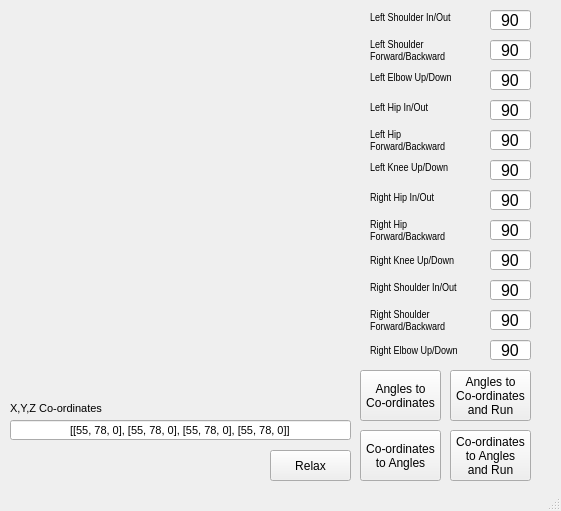
The window that AlexsDogPosToolui.ui (UEA-envsoft/FreenovePiRobotDog) describes before a commit, drawn with Qt 5.
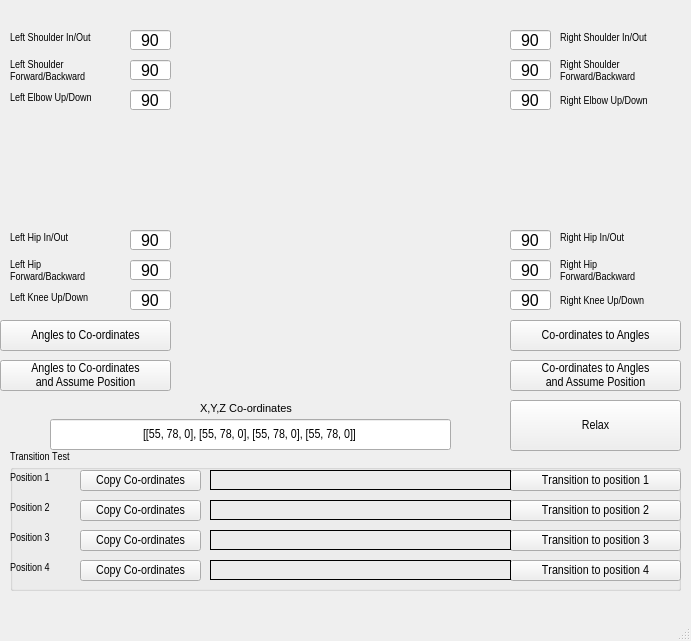
The same window after the commit. Icons and pictures are not drawn.

```diff
--- a/AlexsDogPosToolui.ui
+++ b/AlexsDogPosToolui.ui
@@ -6,8 +6,8 @@
    <rect>
     <x>0</x>
     <y>0</y>
-    <width>561</width>
-    <height>511</height>
+    <width>691</width>
+    <height>641</height>
    </rect>
   </property>
   <property name="windowTitle">
@@ -17,7 +17,7 @@
    <widget class="QLabel" name="label">
     <property name="geometry">
      <rect>
-      <x>20</x>
+      <x>180</x>
       <y>0</y>
       <width>341</width>
       <height>411</height>
@@ -33,8 +33,8 @@
    <widget class="QLabel" name="label_2">
     <property name="geometry">
      <rect>
-      <x>370</x>
-      <y>10</y>
+      <x>10</x>
+      <y>30</y>
       <width>121</width>
       <height>16</height>
      </rect>
@@ -52,8 +52,8 @@
    <widget class="QLineEdit" name="leftShoulderInOut">
     <property name="geometry">
      <rect>
-      <x>490</x>
-      <y>10</y>
+      <x>130</x>
+      <y>30</y>
       <width>41</width>
       <height>20</height>
      </rect>
@@ -74,8 +74,8 @@
    <widget class="QLabel" name="label_3">
     <property name="geometry">
      <rect>
-      <x>370</x>
-      <y>40</y>
+      <x>10</x>
+      <y>60</y>
       <width>121</width>
       <height>21</height>
      </rect>
@@ -94,8 +94,8 @@
    <widget class="QLineEdit" name="leftShoulderFB">
     <property name="geometry">
      <rect>
-      <x>490</x>
-      <y>40</y>
+      <x>130</x>
+      <y>60</y>
       <width>41</width>
       <height>20</height>
      </rect>
@@ -116,8 +116,8 @@
    <widget class="QLabel" name="label_4">
     <property name="geometry">
      <rect>
-      <x>370</x>
-      <y>70</y>
+      <x>10</x>
+      <y>90</y>
       <width>121</width>
       <height>16</height>
      </rect>
@@ -135,8 +135,8 @@
    <widget class="QLineEdit" name="leftElbowFB">
     <property name="geometry">
      <rect>
-      <x>490</x>
-      <y>70</y>
+      <x>130</x>
+      <y>90</y>
       <width>41</width>
       <height>20</height>
      </rect>
@@ -157,8 +157,8 @@
    <widget class="QLabel" name="label_5">
     <property name="geometry">
      <rect>
-      <x>370</x>
-      <y>130</y>
+      <x>10</x>
+      <y>260</y>
       <width>121</width>
       <height>21</height>
      </rect>
@@ -177,8 +177,8 @@
    <widget class="QLineEdit" name="leftKneeFB">
     <property name="geometry">
      <rect>
-      <x>490</x>
-      <y>160</y>
+      <x>130</x>
+      <y>290</y>
       <width>41</width>
       <height>20</height>
      </rect>
@@ -199,8 +199,8 @@
    <widget class="QLineEdit" name="leftHipFB">
     <property name="geometry">
      <rect>
-      <x>490</x>
-      <y>130</y>
+      <x>130</x>
+      <y>260</y>
       <width>41</width>
       <height>20</height>
      </rect>
@@ -221,8 +221,8 @@
    <widget class="QLabel" name="label_6">
     <property name="geometry">
      <rect>
-      <x>370</x>
-      <y>160</y>
+      <x>10</x>
+      <y>290</y>
       <width>121</width>
       <height>16</height>
      </rect>
@@ -240,8 +240,8 @@
    <widget class="QLabel" name="label_7">
     <property name="geometry">
      <rect>
-      <x>370</x>
-      <y>100</y>
+      <x>10</x>
+      <y>230</y>
       <width>121</width>
       <height>16</height>
      </rect>
@@ -259,8 +259,8 @@
    <widget class="QLineEdit" name="leftHipInOut">
     <property name="geometry">
      <rect>
-      <x>490</x>
-      <y>100</y>
+      <x>130</x>
+      <y>230</y>
       <width>41</width>
       <height>20</height>
      </rect>
@@ -281,8 +281,8 @@
    <widget class="QLineEdit" name="rightHipInOut">
     <property name="geometry">
      <rect>
-      <x>490</x>
-      <y>190</y>
+      <x>510</x>
+      <y>230</y>
       <width>41</width>
       <height>20</height>
      </rect>
@@ -303,8 +303,8 @@
    <widget class="QLineEdit" name="rightHipFB">
     <property name="geometry">
      <rect>
-      <x>490</x>
-      <y>220</y>
+      <x>510</x>
+      <y>260</y>
       <width>41</width>
       <height>20</height>
      </rect>
@@ -325,8 +325,8 @@
    <widget class="QLabel" name="label_8">
     <property name="geometry">
      <rect>
-      <x>370</x>
-      <y>250</y>
+      <x>560</x>
+      <y>290</y>
       <width>121</width>
       <height>21</height>
      </rect>
@@ -344,8 +344,8 @@
    <widget class="QLabel" name="label_9">
     <property name="geometry">
      <rect>
-      <x>370</x>
-      <y>190</y>
+      <x>560</x>
+      <y>230</y>
       <width>121</width>
       <height>16</height>
      </rect>
@@ -363,8 +363,8 @@
    <widget class="QLabel" name="label_10">
     <property name="geometry">
      <rect>
-      <x>370</x>
-      <y>220</y>
+      <x>560</x>
+      <y>260</y>
       <width>121</width>
       <height>21</height>
      </rect>
@@ -383,8 +383,8 @@
    <widget class="QLineEdit" name="rightKneeFB">
     <property name="geometry">
      <rect>
-      <x>490</x>
-      <y>250</y>
+      <x>510</x>
+      <y>290</y>
       <width>41</width>
       <height>20</height>
      </rect>
@@ -405,8 +405,8 @@
    <widget class="QLabel" name="label_11">
     <property name="geometry">
      <rect>
-      <x>370</x>
-      <y>310</y>
+      <x>560</x>
+      <y>60</y>
       <width>121</width>
       <height>21</height>
      </rect>
@@ -425,8 +425,8 @@
    <widget class="QLineEdit" name="rightElbowFB">
     <property name="geometry">
      <rect>
-      <x>490</x>
-      <y>340</y>
+      <x>510</x>
+      <y>90</y>
       <width>41</width>
       <height>20</height>
      </rect>
@@ -447,8 +447,8 @@
    <widget class="QLineEdit" name="rightShoulderFB">
     <property name="geometry">
      <rect>
-      <x>490</x>
-      <y>310</y>
+      <x>510</x>
+      <y>60</y>
       <width>41</width>
       <height>20</height>
      </rect>
@@ -469,8 +469,8 @@
    <widget class="QLabel" name="label_12">
     <property name="geometry">
      <rect>
-      <x>370</x>
-      <y>340</y>
+      <x>560</x>
+      <y>90</y>
       <width>121</width>
       <height>21</height>
      </rect>
@@ -488,8 +488,8 @@
    <widget class="QLabel" name="label_13">
     <property name="geometry">
      <rect>
-      <x>370</x>
-      <y>280</y>
+      <x>560</x>
+      <y>30</y>
       <width>121</width>
       <height>16</height>
      </rect>
@@ -507,8 +507,8 @@
    <widget class="QLineEdit" name="rightShoulderInOut">
     <property name="geometry">
      <rect>
-      <x>490</x>
-      <y>280</y>
+      <x>510</x>
+      <y>30</y>
       <width>41</width>
       <height>20</height>
      </rect>
@@ -529,45 +529,55 @@
    <widget class="QPushButton" name="angle2xyz">
     <property name="geometry">
      <rect>
-      <x>360</x>
-      <y>370</y>
-      <width>81</width>
-      <height>51</height>
+      <x>0</x>
+      <y>320</y>
+      <width>171</width>
+      <height>31</height>
      </rect>
     </property>
+    <property name="font">
+     <font>
+      <family>Arial Narrow</family>
+      <pointsize>10</pointsize>
+     </font>
+    </property>
     <property name="text">
-     <string>Angles to
-Co-ordinates</string>
+     <string>Angles to Co-ordinates</string>
     </property>
    </widget>
    <widget class="QPushButton" name="angle2xyzSend">
     <property name="geometry">
      <rect>
-      <x>450</x>
-      <y>370</y>
-      <width>81</width>
-      <height>51</height>
+      <x>0</x>
+      <y>360</y>
+      <width>171</width>
+      <height>31</height>
      </rect>
     </property>
+    <property name="font">
+     <font>
+      <family>Arial Narrow</family>
+      <pointsize>10</pointsize>
+     </font>
+    </property>
     <property name="text">
-     <string>Angles to
-Co-ordinates
-and Run</string>
+     <string>Angles to Co-ordinates
+and Assume Position</string>
     </property>
    </widget>
    <widget class="QLineEdit" name="co_ordSet">
     <property name="geometry">
      <rect>
-      <x>10</x>
-      <y>420</y>
-      <width>341</width>
-      <height>20</height>
+      <x>50</x>
+      <y>419</y>
+      <width>401</width>
+      <height>31</height>
      </rect>
     </property>
     <property name="font">
      <font>
-      <family>Arial</family>
-      <pointsize>8</pointsize>
+      <family>Arial Narrow</family>
+      <pointsize>10</pointsize>
      </font>
     </property>
     <property name="text">
@@ -580,7 +590,7 @@
    <widget class="QLabel" name="label_14">
     <property name="geometry">
      <rect>
-      <x>10</x>
+      <x>200</x>
       <y>400</y>
       <width>111</width>
       <height>16</height>
@@ -599,45 +609,414 @@
    <widget class="QPushButton" name="xyz2angle">
     <property name="geometry">
      <rect>
-      <x>360</x>
-      <y>430</y>
-      <width>81</width>
-      <height>51</height>
+      <x>510</x>
+      <y>320</y>
+      <width>171</width>
+      <height>31</height>
      </rect>
     </property>
+    <property name="font">
+     <font>
+      <family>Arial Narrow</family>
+      <pointsize>10</pointsize>
+     </font>
+    </property>
     <property name="text">
-     <string>Co-ordinates
-to Angles</string>
+     <string>Co-ordinates to Angles</string>
     </property>
    </widget>
    <widget class="QPushButton" name="xyz2angleSend">
     <property name="geometry">
      <rect>
-      <x>450</x>
-      <y>430</y>
-      <width>81</width>
-      <height>51</height>
+      <x>510</x>
+      <y>360</y>
+      <width>171</width>
+      <height>31</height>
      </rect>
     </property>
+    <property name="font">
+     <font>
+      <family>Arial Narrow</family>
+      <pointsize>10</pointsize>
+     </font>
+    </property>
     <property name="text">
-     <string>Co-ordinates
-to Angles
-and Run</string>
+     <string>Co-ordinates to Angles
+and Assume Position</string>
     </property>
    </widget>
    <widget class="QPushButton" name="relax">
     <property name="geometry">
      <rect>
-      <x>270</x>
-      <y>450</y>
-      <width>81</width>
-      <height>31</height>
+      <x>510</x>
+      <y>400</y>
+      <width>171</width>
+      <height>51</height>
      </rect>
     </property>
+    <property name="font">
+     <font>
+      <family>Arial Narrow</family>
+      <pointsize>10</pointsize>
+     </font>
+    </property>
     <property name="text">
      <string>Relax</string>
     </property>
    </widget>
+   <widget class="QGroupBox" name="groupBox">
+    <property name="geometry">
+     <rect>
+      <x>10</x>
+      <y>450</y>
+      <width>671</width>
+      <height>141</height>
+     </rect>
+    </property>
+    <property name="font">
+     <font>
+      <family>Arial Narrow</family>
+      <pointsize>8</pointsize>
+      <weight>50</weight>
+      <bold>false</bold>
+      <kerning>false</kerning>
+     </font>
+    </property>
+    <property name="title">
+     <string>Transition Test</string>
+    </property>
+    <property name="flat">
+     <bool>false</bool>
+    </property>
+    <widget class="QPushButton" name="btnTransitionTo1">
+     <property name="geometry">
+      <rect>
+       <x>500</x>
+       <y>20</y>
+       <width>171</width>
+       <height>21</height>
+      </rect>
+     </property>
+     <property name="font">
+      <font>
+       <family>Arial Narrow</family>
+       <pointsize>10</pointsize>
+      </font>
+     </property>
+     <property name="text">
+      <string>Transition to position 1</string>
+     </property>
+    </widget>
+    <widget class="QPushButton" name="btnCopyCoords1">
+     <property name="geometry">
+      <rect>
+       <x>70</x>
+       <y>20</y>
+       <width>121</width>
+       <height>21</height>
+      </rect>
+     </property>
+     <property name="font">
+      <font>
+       <family>Arial Narrow</family>
+       <pointsize>10</pointsize>
+      </font>
+     </property>
+     <property name="text">
+      <string>Copy Co-ordinates</string>
+     </property>
+    </widget>
+    <widget class="QLabel" name="label_15">
+     <property name="geometry">
+      <rect>
+       <x>0</x>
+       <y>20</y>
+       <width>61</width>
+       <height>16</height>
+      </rect>
+     </property>
+     <property name="font">
+      <font>
+       <family>Arial Narrow</family>
+       <pointsize>8</pointsize>
+      </font>
+     </property>
+     <property name="frameShape">
+      <enum>QFrame::NoFrame</enum>
+     </property>
+     <property name="text">
+      <string>Position 1</string>
+     </property>
+    </widget>
+    <widget class="QLabel" name="position1coords">
+     <property name="geometry">
+      <rect>
+       <x>200</x>
+       <y>20</y>
+       <width>301</width>
+       <height>20</height>
+      </rect>
+     </property>
+     <property name="font">
+      <font>
+       <family>Arial Narrow</family>
+       <pointsize>8</pointsize>
+      </font>
+     </property>
+     <property name="frameShape">
+      <enum>QFrame::Box</enum>
+     </property>
+     <property name="text">
+      <string/>
+     </property>
+    </widget>
+    <widget class="QPushButton" name="btnCopyCoords2">
+     <property name="geometry">
+      <rect>
+       <x>70</x>
+       <y>50</y>
+       <width>121</width>
+       <height>21</height>
+      </rect>
+     </property>
+     <property name="font">
+      <font>
+       <family>Arial Narrow</family>
+       <pointsize>10</pointsize>
+      </font>
+     </property>
+     <property name="text">
+      <string>Copy Co-ordinates</string>
+     </property>
+    </widget>
+    <widget class="QPushButton" name="btnTransitionTo2">
+     <property name="geometry">
+      <rect>
+       <x>500</x>
+       <y>50</y>
+       <width>171</width>
+       <height>21</height>
+      </rect>
+     </property>
+     <property name="font">
+      <font>
+       <family>Arial Narrow</family>
+       <pointsize>10</pointsize>
+      </font>
+     </property>
+     <property name="text">
+      <string>Transition to position 2</string>
+     </property>
+    </widget>
+    <widget class="QLabel" name="label_17">
+     <property name="geometry">
+      <rect>
+       <x>0</x>
+       <y>50</y>
+       <width>61</width>
+       <height>16</height>
+      </rect>
+     </property>
+     <property name="font">
+      <font>
+       <family>Arial Narrow</family>
+       <pointsize>8</pointsize>
+      </font>
+     </property>
+     <property name="frameShape">
+      <enum>QFrame::NoFrame</enum>
+     </property>
+     <property name="text">
+      <string>Position 2</string>
+     </property>
+    </widget>
+    <widget class="QLabel" name="position2coords">
+     <property name="geometry">
+      <rect>
+       <x>200</x>
+       <y>50</y>
+       <width>301</width>
+       <height>20</height>
+      </rect>
+     </property>
+     <property name="font">
+      <font>
+       <family>Arial Narrow</family>
+       <pointsize>8</pointsize>
+      </font>
+     </property>
+     <property name="frameShape">
+      <enum>QFrame::Box</enum>
+     </property>
+     <property name="text">
+      <string/>
+     </property>
+    </widget>
+    <widget class="QPushButton" name="btnCopyCoords3">
+     <property name="geometry">
+      <rect>
+       <x>70</x>
+       <y>80</y>
+       <width>121</width>
+       <height>21</height>
+      </rect>
+     </property>
+     <property name="font">
+      <font>
+       <family>Arial Narrow</family>
+       <pointsize>10</pointsize>
+      </font>
+     </property>
+     <property name="text">
+      <string>Copy Co-ordinates</string>
+     </property>
+    </widget>
+    <widget class="QPushButton" name="btnTransitionTo3">
+     <property name="geometry">
+      <rect>
+       <x>500</x>
+       <y>80</y>
+       <width>171</width>
+       <height>21</height>
+      </rect>
+     </property>
+     <property name="font">
+      <font>
+       <family>Arial Narrow</family>
+       <pointsize>10</pointsize>
+      </font>
+     </property>
+     <property name="text">
+      <string>Transition to position 3</string>
+     </property>
+    </widget>
+    <widget class="QLabel" name="label_19">
+     <property name="geometry">
+      <rect>
+       <x>0</x>
+       <y>80</y>
+       <width>61</width>
+       <height>16</height>
+      </rect>
+     </property>
+     <property name="font">
+      <font>
+       <family>Arial Narrow</family>
+       <pointsize>8</pointsize>
+      </font>
+     </property>
+     <property name="frameShape">
+      <enum>QFrame::NoFrame</enum>
+     </property>
+     <property name="text">
+      <string>Position 3</string>
+     </property>
+    </widget>
+    <widget class="QLabel" name="position3coords">
+     <property name="geometry">
+      <rect>
+       <x>200</x>
+       <y>80</y>
+       <width>301</width>
+       <height>20</height>
+      </rect>
+     </property>
+     <property name="font">
+      <font>
+       <family>Arial Narrow</family>
+       <pointsize>8</pointsize>
+      </font>
+     </property>
+     <property name="frameShape">
+      <enum>QFrame::Box</enum>
+     </property>
+     <property name="text">
+      <string/>
+     </property>
+    </widget>
+    <widget class="QPushButton" name="btnCopyCoords4">
+     <property name="geometry">
+      <rect>
+       <x>70</x>
+       <y>110</y>
+       <width>121</width>
+       <height>21</height>
+      </rect>
+     </property>
+     <property name="font">
+      <font>
+       <family>Arial Narrow</family>
+       <pointsize>10</pointsize>
+      </font>
+     </property>
+     <property name="text">
+      <string>Copy Co-ordinates</string>
+     </property>
+    </widget>
+    <widget class="QPushButton" name="btnTransitionTo4">
+     <property name="geometry">
+      <rect>
+       <x>500</x>
+       <y>110</y>
+       <width>171</width>
+       <height>21</height>
+      </rect>
+     </property>
+     <property name="font">
+      <font>
+       <family>Arial Narrow</family>
+       <pointsize>10</pointsize>
+      </font>
+     </property>
+     <property name="text">
+      <string>Transition to position 4</string>
+     </property>
+    </widget>
+    <widget class="QLabel" name="label_21">
+     <property name="geometry">
+      <rect>
+       <x>0</x>
+       <y>110</y>
+       <width>61</width>
+       <height>16</height>
+      </rect>
+     </property>
+     <property name="font">
+      <font>
+       <family>Arial Narrow</family>
+       <pointsize>8</pointsize>
+      </font>
+     </property>
+     <property name="frameShape">
+      <enum>QFrame::NoFrame</enum>
+     </property>
+     <property name="text">
+      <string>Position 4</string>
+     </property>
+    </widget>
+    <widget class="QLabel" name="position4coords">
+     <property name="geometry">
+      <rect>
+       <x>200</x>
+       <y>110</y>
+       <width>301</width>
+       <height>20</height>
+      </rect>
+     </property>
+     <property name="font">
+      <font>
+       <family>Arial Narrow</family>
+       <pointsize>8</pointsize>
+      </font>
+     </property>
+     <property name="frameShape">
+      <enum>QFrame::Box</enum>
+     </property>
+     <property name="text">
+      <string/>
+     </property>
+    </widget>
+   </widget>
   </widget>
   <widget class="QMenuBar" name="menubar">
    <property name="geometry">
```
Left out of the diff: 4 changed lines with no effect on the pictures.
